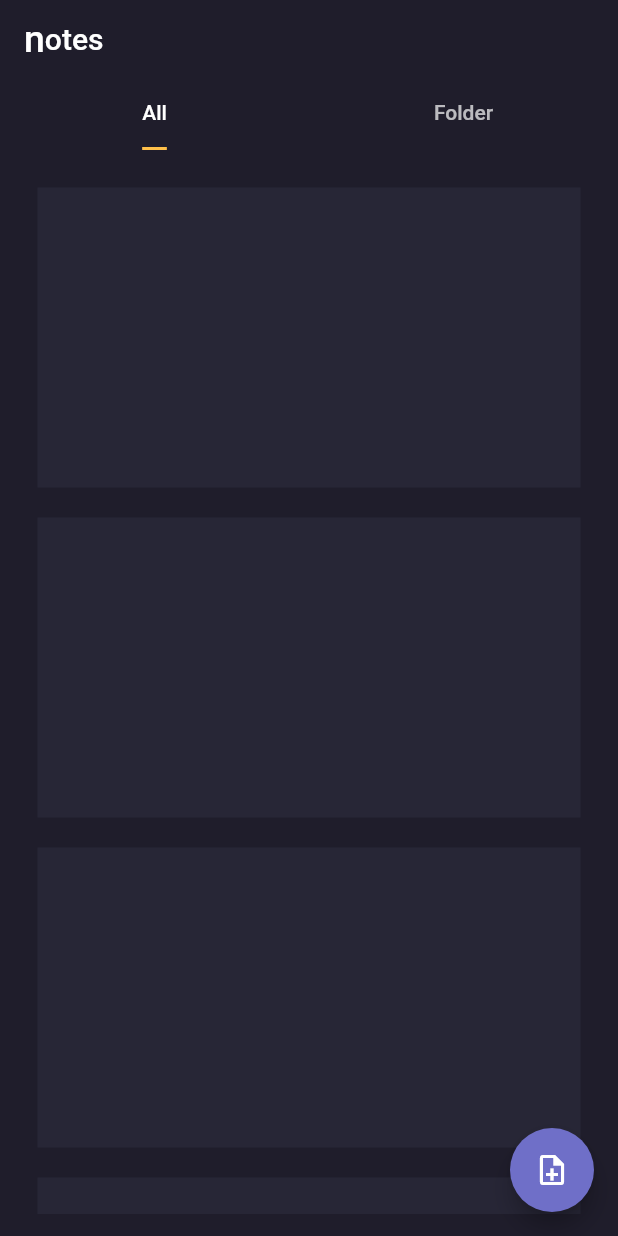
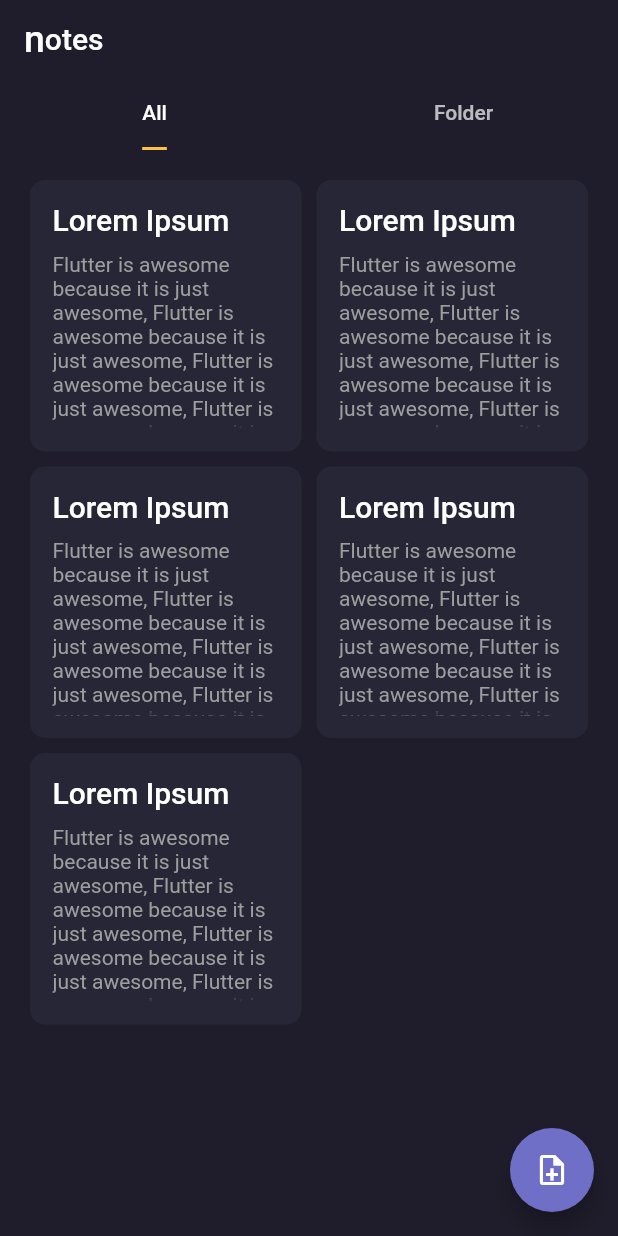
Before and after one commit to octoi/daily-notes, a Flutter app: the screen it shows after launch, on a phone screen of 412 x 824 dp. Run offline on Flutter 3.47's test engine with Material 2 defaults, Android fonts, the phone set to English and light mode, and no system bars.

Commit message:
all screen widgets and stuffs

```diff
--- a/app/lib/screens/all_screen.dart
+++ b/app/lib/screens/all_screen.dart
@@ -4,33 +4,53 @@ import 'package:flutter/material.dart';
 class AllScreen extends StatelessWidget {
   @override
   Widget build(BuildContext context) {
-    return SingleChildScrollView(
+    return GridView.count(
       physics: BouncingScrollPhysics(),
+      crossAxisCount: 2,
+      children: [
+        Note(),
+        Note(),
+        Note(),
+        Note(),
+        Note(),
+      ],
+    );
+  }
+}
+
+class Note extends StatelessWidget {
+  const Note({
+    Key? key,
+  }) : super(key: key);
+
+  @override
+  Widget build(BuildContext context) {
+    return Container(
+      padding: EdgeInsets.all(15.0),
+      margin: EdgeInsets.all(5.0),
+      width: double.infinity,
+      decoration: BoxDecoration(
+        color: appSecondaryColor,
+        borderRadius: BorderRadius.circular(10.0),
+      ),
       child: Column(
+        crossAxisAlignment: CrossAxisAlignment.start,
         children: [
-          Container(
-            width: double.infinity,
-            height: 200.0,
-            color: appSecondaryColor,
-            margin: EdgeInsets.all(10.0),
+          Text(
+            "Lorem Ipsum",
+            style: TextStyle(
+              color: Colors.white,
+              fontSize: 20.0,
+              fontWeight: FontWeight.w500,
+            ),
           ),
-          Container(
-            width: double.infinity,
-            height: 200.0,
-            color: appSecondaryColor,
-            margin: EdgeInsets.all(10.0),
-          ),
-          Container(
-            width: double.infinity,
-            height: 200.0,
-            color: appSecondaryColor,
-            margin: EdgeInsets.all(10.0),
-          ),
-          Container(
-            width: double.infinity,
-            height: 200.0,
-            color: appSecondaryColor,
-            margin: EdgeInsets.all(10.0),
+          SizedBox(height: 10.0),
+          Expanded(
+            child: Text(
+              "Flutter is awesome because it is just awesome, Flutter is awesome because it is just awesome, Flutter is awesome because it is just awesome, Flutter is awesome because it is just awesome, Flutter is awesome because it is just awesome",
+              style: TextStyle(color: Colors.grey, fontWeight: FontWeight.w400),
+              overflow: TextOverflow.fade,
+            ),
           ),
         ],
       ),
```
